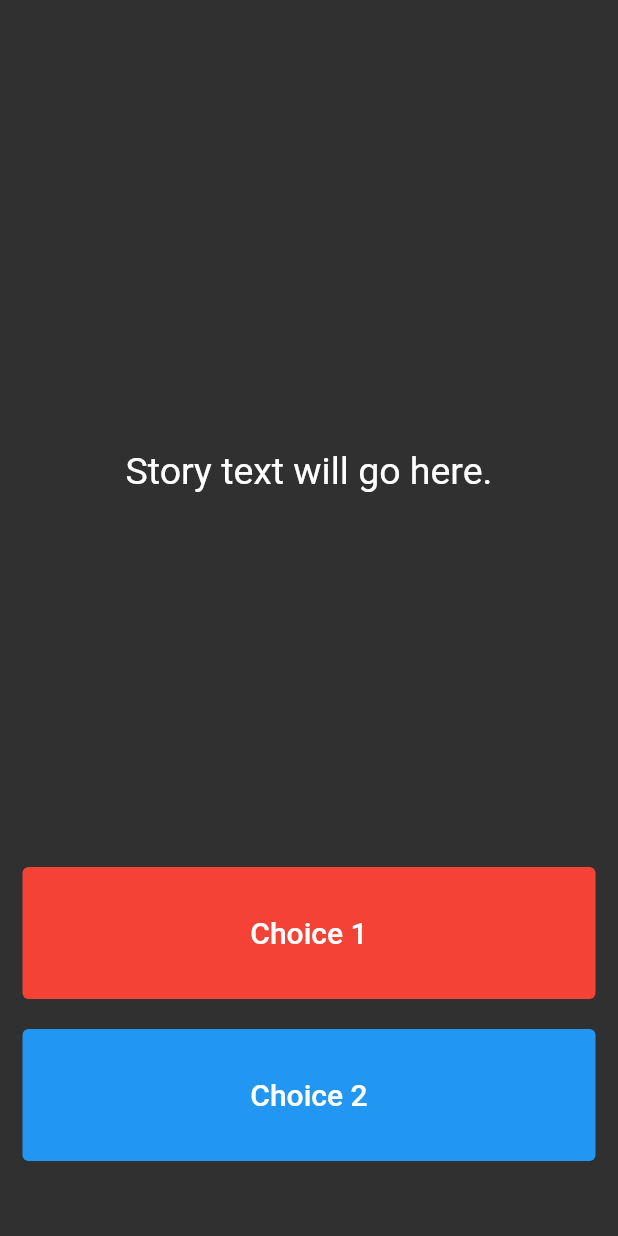
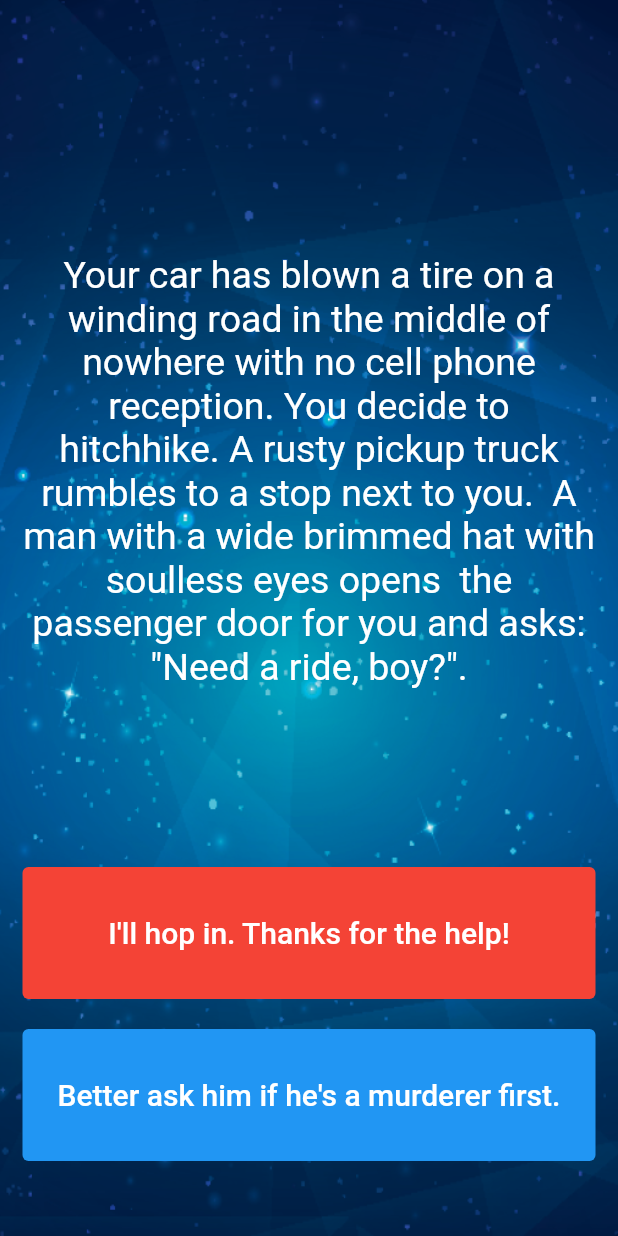
Before and after one commit to johncraigcastillo/selfLearning-flutter-part06ChallengeDestini, a Flutter app: the screen it shows after launch, on a phone screen of 412 x 824 dp. Run offline on Flutter 3.47's test engine with Material 2 defaults, Android fonts, the phone set to English and light mode, and no system bars.

Commit message:
completed challenge

```diff
--- a/lib/main.dart
+++ b/lib/main.dart
@@ -1,10 +1,11 @@
+import 'package:destini/story_brain.dart';
 import 'package:flutter/material.dart';
-
-//TODO: Step 15 - Run the app and see if you can see the screen update with the first story. Delete this TODO if it looks as you expected.
 
 void main() => runApp(Destini());
 
+///Root of the Destini App
 class Destini extends StatelessWidget {
+  @override
   Widget build(BuildContext context) {
     return MaterialApp(
       debugShowCheckedModeBanner: false,
@@ -14,9 +15,12 @@ class Destini extends StatelessWidget {
   }
 }
 
-//TODO: Step 9 - Create a new storyBrain object from the StoryBrain class.
+///storyBrain is our object from the StoryBrain class
+StoryBrain storyBrain = StoryBrain();
 
+///The story page that contains all the functionality of the app
 class StoryPage extends StatefulWidget {
+  @override
   _StoryPageState createState() => _StoryPageState();
 }
 
@@ -25,9 +29,14 @@ class _StoryPageState extends State<StoryPage> {
   Widget build(BuildContext context) {
     return Scaffold(
       body: Container(
-        //TODO: Step 1 - Add background.png to this Container as a background image.
-        padding: EdgeInsets.symmetric(vertical: 50.0, horizontal: 15.0),
-        constraints: BoxConstraints.expand(),
+        decoration: const BoxDecoration(
+          image: DecorationImage(
+            image: AssetImage('images/background.png'),
+            fit: BoxFit.fill,
+          ),
+        ),
+        padding: const EdgeInsets.symmetric(vertical: 50.0, horizontal: 15.0),
+        constraints: const BoxConstraints.expand(),
         child: SafeArea(
           child: Column(
             crossAxisAlignment: CrossAxisAlignment.stretch,
@@ -36,11 +45,11 @@ class _StoryPageState extends State<StoryPage> {
                 flex: 12,
                 child: Center(
                   child: Text(
-                    //TODO: Step 10 - use the storyBrain to get the first story title and display it in this Text Widget.
-                    'Story text will go here.',
-                    style: TextStyle(
+                    storyBrain.getStory(),
+                    style: const TextStyle(
                       fontSize: 25.0,
                     ),
+                    textAlign: TextAlign.center,
                   ),
                 ),
               ),
@@ -49,38 +58,41 @@ class _StoryPageState extends State<StoryPage> {
                 child: TextButton(
                   onPressed: () {
                     //Choice 1 made by user.
-                    //TODO: Step 18 - Call the nextStory() method from storyBrain and pass the number 1 as the choice made by the user.
+                    setState(() {
+                      storyBrain.nextStory(choiceNumber: 1);
+                    });
                   },
                   style: TextButton.styleFrom(backgroundColor: Colors.red),
                   child: Text(
-                    //TODO: Step 13 - Use the storyBrain to get the text for choice 1.
-                    'Choice 1',
-                    style: TextStyle(
+                    storyBrain.getChoice1(),
+                    style: const TextStyle(
                       fontSize: 20.0,
                       color: Colors.white,
                     ),
                   ),
                 ),
               ),
-              SizedBox(
+              const SizedBox(
                 height: 20.0,
               ),
               Expanded(
                 flex: 2,
-                //TODO: Step 26 - Use a Flutter Visibility Widget to wrap this FlatButton.
-                //TODO: Step 28 - Set the "visible" property of the Visibility Widget to equal the output from the buttonShouldBeVisible() method in the storyBrain.
+                child: Visibility(
+                  visible: storyBrain.buttonShouldBeVisible(),
                   child: TextButton(
                     onPressed: () {
                       //Choice 2 made by user.
-                    //TODO: Step 19 - Call the nextStory() method from storyBrain and pass the number 2 as the choice made by the user.
+                      setState(() {
+                        storyBrain.nextStory(choiceNumber: 2);
+                      });
                     },
                     style: TextButton.styleFrom(backgroundColor: Colors.blue),
                     child: Text(
-                    //TODO: Step 14 - Use the storyBrain to get the text for choice 2.
-                    'Choice 2',
-                    style: TextStyle(
+                      storyBrain.getChoice2(),
+                      style: const TextStyle(
                         fontSize: 20.0,
                         color: Colors.white,
+                      ),
                     ),
                   ),
                 ),
@@ -92,7 +104,3 @@ class _StoryPageState extends State<StoryPage> {
     );
   }
 }
-
-//TODO: Step 24 - Run the app and try to figure out what code you need to add to this file to make the story change when you press on the choice buttons.
-
-//TODO: Step 29 - Run the app and test it against the Story Outline to make sure you've completed all the steps. The code for the completed app can be found here: https://github.com/londonappbrewery/destini-challenge-completed/
--- a/lib/story_brain.dart
+++ b/lib/story_brain.dart
@@ -1,59 +1,94 @@
-//TODO: Step 6 - import the story.dart file into this file.
+import 'package:flutter/material.dart';
 
-//TODO: Step 5 - Create a new class called StoryBrain.
+import 'story.dart';
 
-//TODO: Step 7 - Uncomment the lines below to include storyData as a private property in StoryBrain. Hint: You might need to change something in story.dart to make this work.
+/// StoryBrain contains a list of Story objects
+class StoryBrain {
+  ///used to track the current Story we are at in the _storyData list
+  int _storyNumber = 0;
+  final List<Story> _storyData = <Story>[
+    Story(
+        storyTitle:
+            'Your car has blown a tire on a winding road in the middle of  '
+            'nowhere with no cell phone reception. You decide to  '
+            'hitchhike. A rusty pickup truck rumbles to a stop next to '
+            'you.  A man with a wide brimmed hat with soulless eyes opens'
+            '  the passenger door for you and asks: "Need a ride, boy?".',
+        choice1: "I'll hop in. Thanks for the help!",
+        choice2: "Better ask him if he's a murderer first."),
+    Story(
+        storyTitle: 'He nods slowly, un-phased by the question.',
+        choice1: "At least he's honest. I'll climb in.",
+        choice2: 'Wait, I know how to change a tire.'),
+    Story(
+        storyTitle:
+            'As you begin to drive, the stranger starts talking about his '
+            'relationship with his mother. He gets angrier and angrier by the '
+            'minute. He asks you to open the glovebox. Inside you find a '
+            'bloody knife, two severed fingers, and a cassette tape of Elton '
+            'John. He reaches for the glove box.',
+        choice1: 'I love Elton John! Hand him the cassette tape.',
+        choice2: "It's him or me! You take the knife and stab him."),
+    Story(
+        storyTitle:
+            'What? Such a cop out! Did you know traffic accidents are the '
+            'second leading cause of accidental death for most adult age '
+            'groups?',
+        choice1: 'Restart',
+        choice2: ''),
+    Story(
+        storyTitle:
+            'As you smash through the guardrail and careen towards the jagged '
+            'rocks below you reflect on the dubious wisdom of stabbing someone '
+            'while they are driving a car you are in.',
+        choice1: 'Restart',
+        choice2: ''),
+    Story(
+        storyTitle:
+            'You bond with the murderer while crooning verses of "Can you feel '
+            'the love tonight". He drops you off at the next town. Before you '
+            'go he asks you if you know any good places to dump bodies. You '
+            'reply: "Try the pier".',
+        choice1: 'Restart',
+        choice2: '')
+  ];
 
-//List<Story> _storyData = [
-//  Story(
-//      storyTitle:
-//      'Your car has blown a tire on a winding road in the middle of nowhere with no cell phone reception. You decide to hitchhike. A rusty pickup truck rumbles to a stop next to you. A man with a wide brimmed hat with soulless eyes opens the passenger door for you and asks: "Need a ride, boy?".',
-//      choice1: 'I\'ll hop in. Thanks for the help!',
-//      choice2: 'Better ask him if he\'s a murderer first.'),
-//  Story(
-//      storyTitle: 'He nods slowly, unphased by the question.',
-//      choice1: 'At least he\'s honest. I\'ll climb in.',
-//      choice2: 'Wait, I know how to change a tire.'),
-//  Story(
-//      storyTitle:
-//      'As you begin to drive, the stranger starts talking about his relationship with his mother. He gets angrier and angrier by the minute. He asks you to open the glovebox. Inside you find a bloody knife, two severed fingers, and a cassette tape of Elton John. He reaches for the glove box.',
-//      choice1: 'I love Elton John! Hand him the cassette tape.',
-//      choice2: 'It\'s him or me! You take the knife and stab him.'),
-//  Story(
-//      storyTitle:
-//      'What? Such a cop out! Did you know traffic accidents are the second leading cause of accidental death for most adult age groups?',
-//      choice1: 'Restart',
-//      choice2: ''),
-//  Story(
-//      storyTitle:
-//      'As you smash through the guardrail and careen towards the jagged rocks below you reflect on the dubious wisdom of stabbing someone while they are driving a car you are in.',
-//      choice1: 'Restart',
-//      choice2: ''),
-//  Story(
-//      storyTitle:
-//      'You bond with the murderer while crooning verses of "Can you feel the love tonight". He drops you off at the next town. Before you go he asks you if you know any good places to dump bodies. You reply: "Try the pier".',
-//      choice1: 'Restart',
-//      choice2: '')
-//];
+  ///Returns the text for the first storyTitle from _storyData
+  String getStory() {
+    return _storyData[_storyNumber].storyTitle;
+  }
 
-//TODO: Step 23 - Use the storyNumber property inside getStory(), getChoice1() and getChoice2() so that it gets the updated story and choices rather than always just the first (0th) one.
+  ///Returns the text for the first choice1 from _storyData
+  String getChoice1() {
+    return _storyData[_storyNumber].choice1;
+  }
 
-//TODO: Step 8 - Create a method called getStory() that returns the first storyTitle from _storyData.
+  ///Returns the text for the first choice2 from _storyData
+  String getChoice2() {
+    return _storyData[_storyNumber].choice2;
+  }
 
-//TODO: Step 11 - Create a method called getChoice1() that returns the text for the first choice1 from _storyData.
+  ///Takes us to the next story based on the choice number
+  void nextStory({@required int choiceNumber}) {
+    if (_storyNumber == 0) {
+      choiceNumber == 1 ? _storyNumber = 2 : _storyNumber = 1;
+    } else if (_storyNumber == 1) {
+      choiceNumber == 1 ? _storyNumber = 2 : _storyNumber = 3;
+    } else if (_storyNumber == 2) {
+      choiceNumber == 1 ? _storyNumber = 5 : _storyNumber = 4;
+    } else {
+      restart();
+    }
+  }
 
-//TODO: Step 12 - Create a method called getChoice2() that returns the text for the first choice2 from _storyData.
+  /// Resets the storyNumber to zero.
+  void restart() {
+    _storyNumber = 0;
+  }
 
-//TODO: Step 25 - Change the storyNumber property into a private property so that only story_brain.dart has access to it. You can do this by right clicking on the name (storyNumber) and selecting Refactor -> Rename to make the change across all the places where it's used.
-
-//TODO: Step 16 - Create a property called storyNumber which starts with a value of 0. This will be used to track which story the user is currently viewing.
-
-//TODO: Step 17 - Create a method called nextStory(), it should not have any outputs but it should have 1 input called choiceNumber which will be the choice number (int) made by the user.
-
-//TODO: Step 20 - Download the story plan here: https://drive.google.com/uc?export=download&id=1KU6EghkO9Hf2hRM0756xFHgNaZyGCou3
-
-//TODO: Step 21 - Using the story plan, update nextStory() to change the storyNumber depending on the choice made by the user. e.g. if choiceNumber was equal to 1 and the storyNumber is 0, the storyNumber should become 2.
-
-//TODO: Step 22 - In nextStory() if the storyNumber is equal to 3 or 4 or 5, that means it's the end of the game and it should call a method called restart() that resets the storyNumber to 0.
-
-//TODO: Step 27 - Create a method called buttonShouldBeVisible() which checks to see if storyNumber is 0 or 1 or 2 (when both buttons should show choices) and return true if that is the case, else it should return false.
+  /// Returns true or false based on storyNumber telling us if the button
+  /// should be visible
+  bool buttonShouldBeVisible() {
+    return _storyNumber == 0 || _storyNumber == 1 || _storyNumber == 2;
+  }
+}
--- a/pubspec.yaml
+++ b/pubspec.yaml
@@ -32,6 +32,7 @@ dependencies:
 dev_dependencies:
   flutter_test:
     sdk: flutter
+  lint: ^1.5.3
 
 # For information on the generic Dart part of this file, see the
 # following page: https://dart.dev/tools/pub/pubspec
```
Also changed, not shown: analysis_options.yaml (added, +36 -0 lines), lib/story.dart (+14 -3 lines), pubspec.lock. Lines whose indentation alone changed are shown as unchanged.
